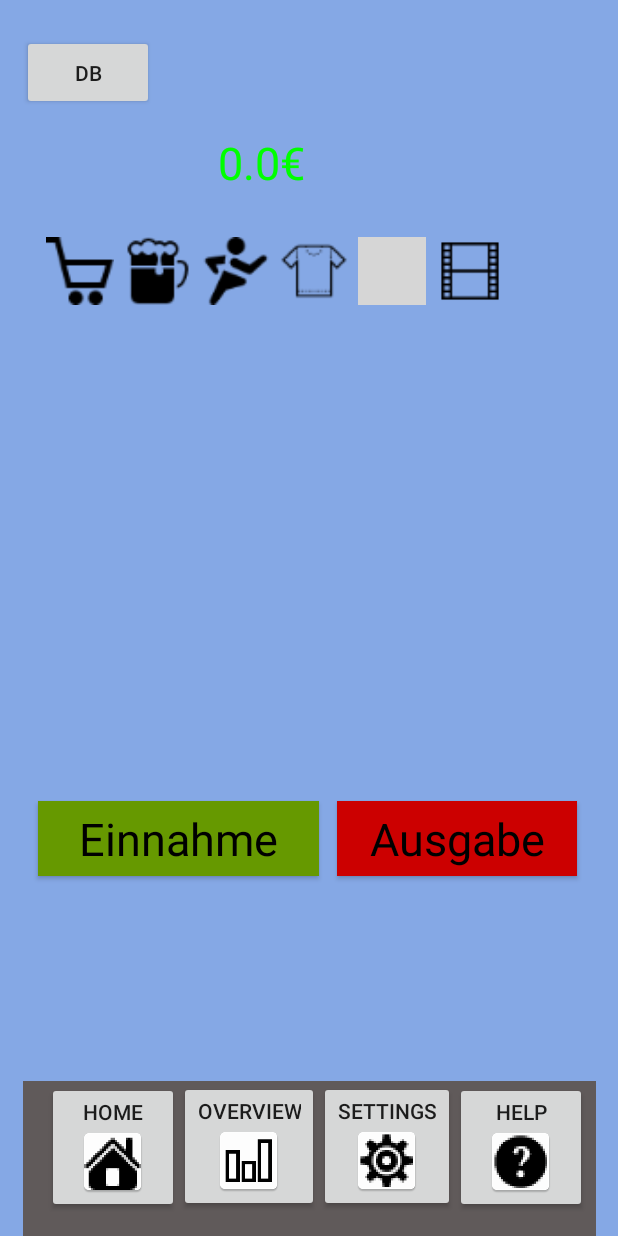
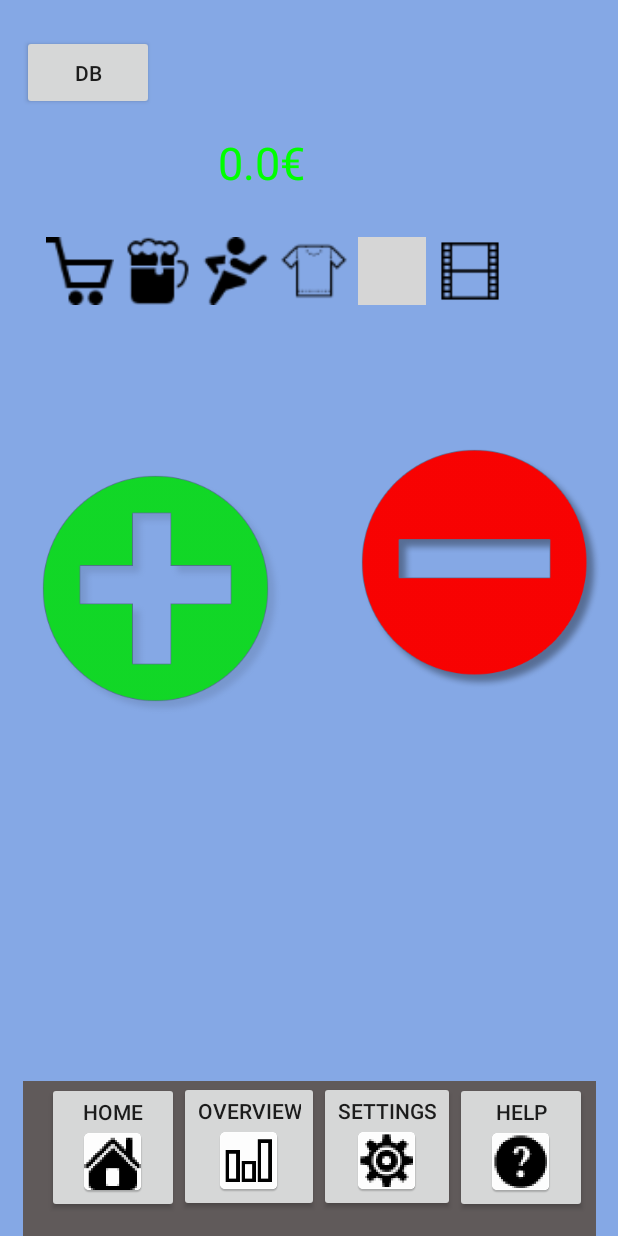
Before and after one commit to Beo1337/CashofClans, an Android app: the screen it shows after launch (MainActivity), on a phone screen of 412 x 824 dp. Run offline under Robolectric (Android 15) with nearby library versions, the phone set to English and light mode, and no system bars; grey boxes are pictures that could not be loaded.

Commit message:
Verschönerungen am Design. Ausgabe.

```diff
--- a/app/src/main/AndroidManifest.xml
+++ b/app/src/main/AndroidManifest.xml
@@ -65,7 +65,8 @@
             android:theme="@style/AppTheme.NoActionBar" />
         <activity android:name=".Database.ShowDataBaseActivity" />
         <activity android:name=".Overview.OverviewListActivity" />
-        <activity android:name=".AlarmActivity"></activity>
+        <activity android:name=".AlarmActivity" />
+        <activity android:name=".Overview.PictureActivity"></activity>
     </application>
 
 </manifest>
--- a/app/src/main/java/com/example/seps/cashofclans/AddActivity.java
+++ b/app/src/main/java/com/example/seps/cashofclans/AddActivity.java
@@ -230,7 +230,7 @@ public class AddActivity extends AppCompatActivity {
             //Neues File für das Foto anlegen.
             try {
                 photoFile = createImageFile();
-                foto = photoFile.getName();
+                foto = photoFile.getAbsolutePath();
             } catch (IOException ex) {
                 Log.d(TAG,"Fehler beim Erstellen des Files.");
                 ex.printStackTrace();
@@ -254,7 +254,7 @@ public class AddActivity extends AppCompatActivity {
         if(myBitmap != null) {
             Log.d(TAG, "Foto da");
             ImageButton im = (ImageButton) findViewById(R.id.imageButton7);
-            im.setImageBitmap(myBitmap);
+            im.setImageResource(R.drawable.cameracheckicon);
         }
         else
             Log.d(TAG,"Foto nicht da!");
--- a/app/src/main/java/com/example/seps/cashofclans/MainActivity.java
+++ b/app/src/main/java/com/example/seps/cashofclans/MainActivity.java
@@ -49,6 +49,7 @@ public class MainActivity extends AppCompatActivity {
         return true;
     }
 
+    /**Diese Methode aktualisiert den Kontostand auf der Startseite*/
     public void refresh_money() {
 
         SharedPreferences sharedPref = PreferenceManager.getDefaultSharedPreferences(this);
@@ -86,12 +87,9 @@ public class MainActivity extends AppCompatActivity {
                 else if(time.equals("Jahr")){
                     if(d.getYear()==a.getYear())
                         summe += cursor.getDouble(1);
-
                 }
             }
-
         }
-
         betrag= (TextView) findViewById(R.id.Money);
         Log.i("MainActivity","Betrag: "+summe);
         summe = Math.round(summe*100)/100.0;
@@ -104,6 +102,7 @@ public class MainActivity extends AppCompatActivity {
         db.close();
     }
 
+    /***************OnClick-Funktionen***************/
     public void einstellungen(View v) {
         Intent i = new Intent(v.getContext(), EinstellungenActivity.class);
         startActivityForResult(i, 0);
--- a/app/src/main/res/layout/activity_main.xml
+++ b/app/src/main/res/layout/activity_main.xml
@@ -11,10 +11,10 @@
     tools:layout_editor_absoluteX="0dp">
 
     <include layout="@layout/toolbar_main"
-        tools:layout_editor_absoluteY="16dp"
+        tools:layout_editor_absoluteY="45dp"
         app:layout_constraintLeft_toLeftOf="parent"
         app:layout_constraintRight_toRightOf="parent"
-        app:layout_constraintHorizontal_bias="1.0"
+        app:layout_constraintHorizontal_bias="0.0"
         android:id="@+id/include2"></include>
 
 
@@ -40,41 +40,7 @@
         tools:layout_editor_absoluteX="-25dp" />
 
 
-    <Button
-        android:id="@+id/button2"
-        style="@android:style/Widget.Button"
-        android:layout_width="0dp"
-        android:layout_height="50dp"
-        android:background="@android:color/holo_green_dark"
-        android:onClick="add"
-        android:text="Einnahme"
-        android:textSize="30dp"
-        app:layout_constraintRight_toLeftOf="@+id/button3"
-        android:layout_marginRight="12dp"
-        android:layout_marginLeft="25dp"
-        app:layout_constraintLeft_toLeftOf="parent"
-        app:layout_constraintHorizontal_bias="0.8"
-        app:layout_constraintBottom_toBottomOf="parent"
-        android:layout_marginBottom="240dp"
-        tools:layout_constraintRight_creator="1"
-        android:layout_marginStart="25dp"
-        android:layout_marginEnd="12dp"
-        tools:layout_constraintLeft_creator="1" />
 
-    <Button
-        android:id="@+id/button3"
-        style="@android:style/Widget.Button"
-        android:layout_width="160dp"
-        android:layout_height="50dp"
-        android:background="@android:color/holo_red_dark"
-        android:onClick="sub"
-        android:text="Ausgabe"
-        android:textSize="30dp"
-        android:layout_marginRight="27dp"
-        app:layout_constraintRight_toRightOf="parent"
-        app:layout_constraintBottom_toBottomOf="parent"
-        android:layout_marginBottom="240dp"
-        android:layout_marginEnd="27dp" />
 
 
     <Button
@@ -187,5 +153,39 @@
 
     </GridLayout>
 
+    <ImageButton
+        android:id="@+id/imageButton8"
+        android:layout_width="wrap_content"
+        android:layout_height="wrap_content"
+        android:onClick="add"
+        app:srcCompat="@drawable/plusicon"
+        android:background="@android:color/transparent"
+        android:layout_marginLeft="16dp"
+        app:layout_constraintLeft_toLeftOf="parent"
+        android:layout_marginTop="8dp"
+        app:layout_constraintTop_toBottomOf="@+id/gridLayout"
+        app:layout_constraintBottom_toBottomOf="@+id/include2"
+        android:layout_marginBottom="8dp"
+        app:layout_constraintVertical_bias="0.189" />
+
+    <ImageButton
+        android:id="@+id/imageButton9"
+        android:layout_width="wrap_content"
+        android:layout_height="wrap_content"
+        android:onClick="sub"
+        app:srcCompat="@drawable/minusicon"
+        android:background="@android:color/transparent"
+        android:layout_marginTop="20dp"
+        app:layout_constraintTop_toBottomOf="@+id/gridLayout"
+        android:layout_marginRight="8dp"
+        app:layout_constraintRight_toRightOf="parent"
+        app:layout_constraintBottom_toBottomOf="@+id/include2"
+        android:layout_marginBottom="8dp"
+        app:layout_constraintLeft_toRightOf="@+id/imageButton8"
+        android:layout_marginLeft="8dp"
+        app:layout_constraintHorizontal_bias="1.0"
+        app:layout_constraintVertical_bias="0.123" />
+
+
 
 </android.support.constraint.ConstraintLayout>
--- a/app/src/main/res/layout/content_add.xml
+++ b/app/src/main/res/layout/content_add.xml
@@ -57,7 +57,7 @@
         android:id="@+id/imageButton4"
         android:layout_width="50dp"
         android:layout_height="50dp"
-        app:srcCompat="@drawable/favorit1"
+        app:srcCompat="@drawable/returnicon"
         android:onClick="del"
         android:layout_marginRight="8dp"
         app:layout_constraintRight_toRightOf="parent"
@@ -180,7 +180,7 @@
         android:layout_width="50dp"
         android:layout_height="50dp"
         android:onClick="cam"
-        app:srcCompat="@drawable/cam"
+        app:srcCompat="@drawable/cameraicon"
         android:layout_marginTop="13dp"
         app:layout_constraintTop_toBottomOf="@+id/imageButton4"
         android:layout_marginRight="8dp"
```
Also changed, not shown: app/src/main/java/com/example/seps/cashofclans/Database/DatabaseHelper.java (+32 -3 lines), app/src/main/java/com/example/seps/cashofclans/Entry.java (added, +87 -0 lines), app/src/main/java/com/example/seps/cashofclans/Overview/OverviewListActivity.java (+106 -38 lines), app/src/main/java/com/example/seps/cashofclans/Overview/PictureActivity.java (added, +32 -0 lines), app/src/main/res/layout/activity_overview_list.xml (+12 -19 lines), app/src/main/res/layout/activity_picture.xml (added, +14 -0 lines), app/src/main/res/drawable-xhdpi/cameracheckicon.png (added), app/src/main/res/drawable-xhdpi/cameraicon.png (added), app/src/main/res/drawable-xhdpi/image.png (added), app/src/main/res/drawable-xhdpi/minusicon.png (added), app/src/main/res/drawable-xhdpi/plusicon.png (added), app/src/main/res/drawable-xhdpi/returnicon.png (added).
